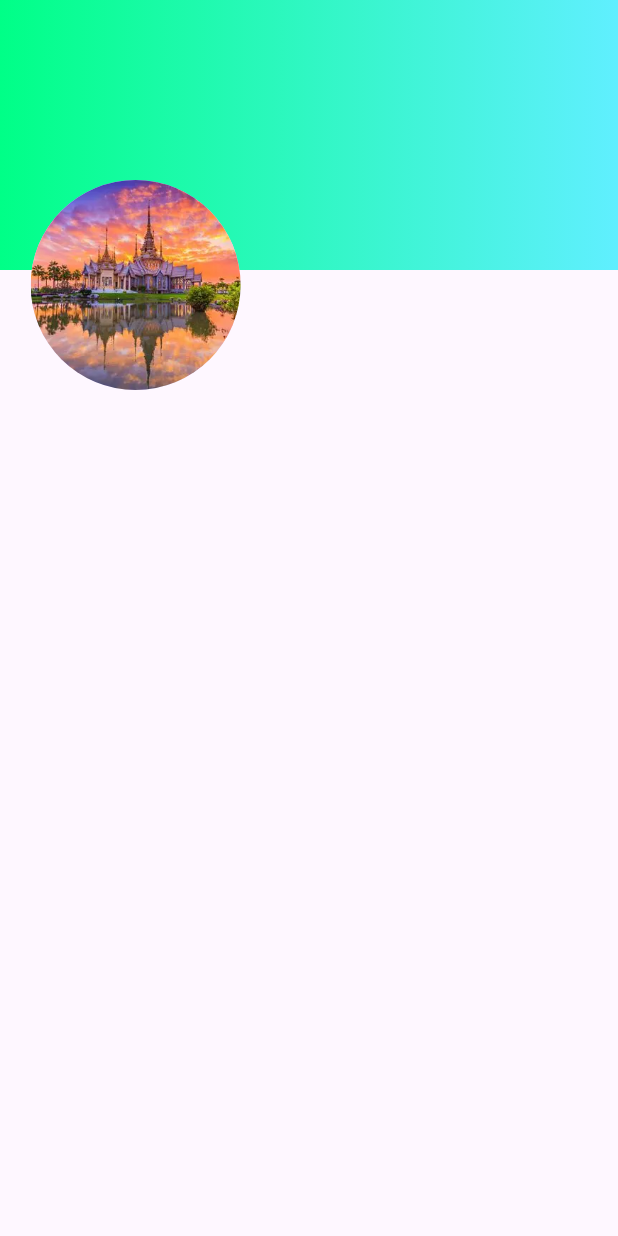
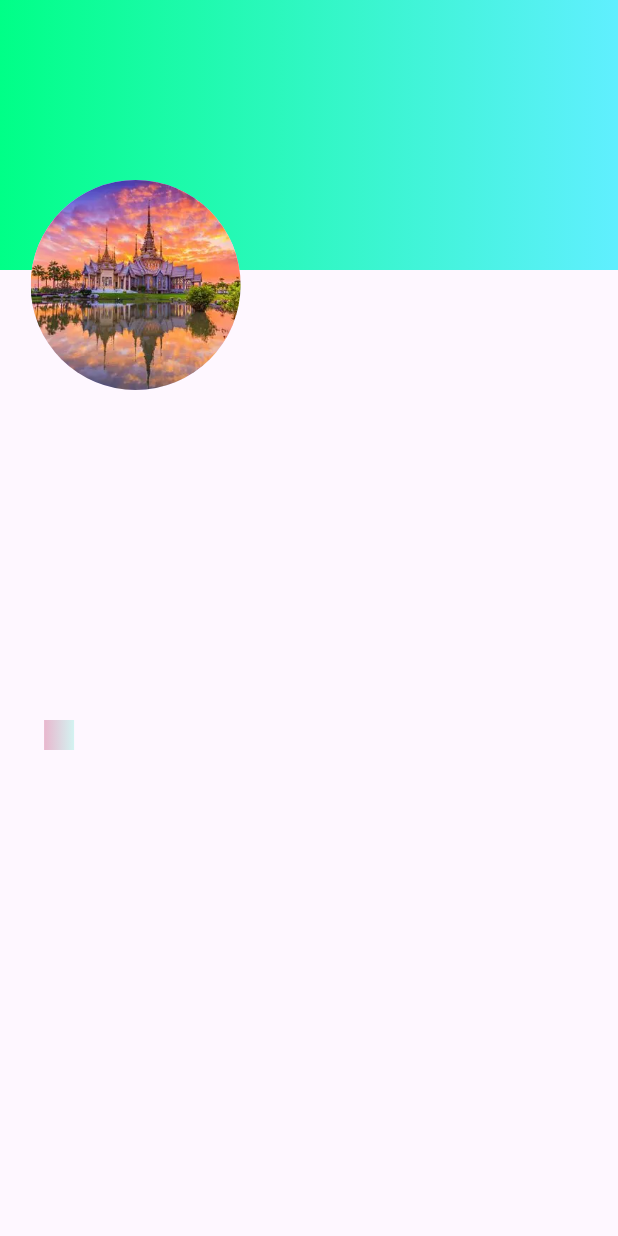
Before and after one commit to Ratndeep1999/daily_practice_of_flutter, a Flutter app: the screen it shows after launch, on a phone screen of 412 x 824 dp. Run offline on Flutter 3.47's test engine with Material 3 defaults, Android fonts, the phone set to English and light mode, and no system bars.

Commit message:
stack, positioned and align

```diff
--- a/lib/stack_positioned_align.dart
+++ b/lib/stack_positioned_align.dart
@@ -30,7 +30,13 @@ class StackPositionedAlign extends StatelessWidget {
             SizedBox(
               height: 20,
               width: 20,
-              child: DecoratedBox(decoration: BoxDecoration()),
+              child: DecoratedBox(
+                decoration: BoxDecoration(
+                  gradient: LinearGradient(
+                    colors: [Color(0xffe9b7ce), Color(0xffd3f3f1)],
+                  ),
+                ),
+              ),
             ),
           ],
         ),
```
